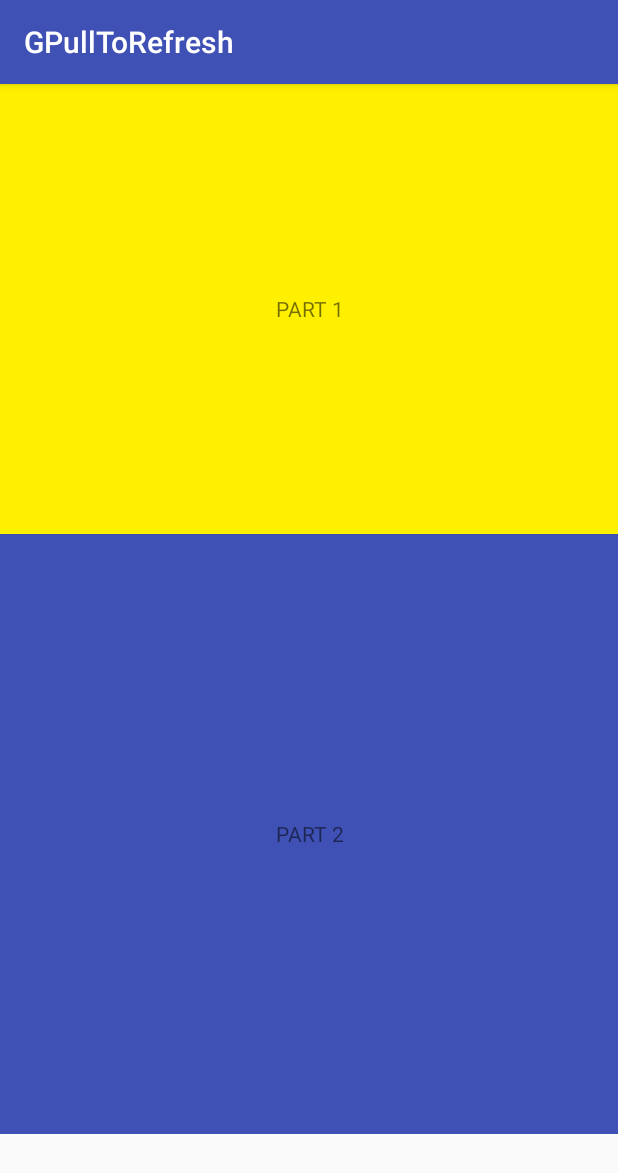
After one commit to gmm932/GPullToRefresh, an Android app: the ScrollerActivity screen opened directly, with no data from a screen before it, on a phone screen of 412 x 824 dp. The commit adds this screen. Shown: the top 1173 px of the screen. Run offline under Robolectric (Android 15) with nearby library versions, the phone set to English and light mode, and no system bars.

Commit message:
minor change

```diff
--- a/app/src/main/AndroidManifest.xml
+++ b/app/src/main/AndroidManifest.xml
@@ -16,7 +16,8 @@
                 <category android:name="android.intent.category.LAUNCHER" />
             </intent-filter>
         </activity>
-        <activity android:name=".RecyclerViewActivity"></activity>
+        <activity android:name=".RecyclerViewActivity" />
+        <activity android:name=".ScrollerActivity"></activity>
     </application>
 
 </manifest>
--- a/app/src/main/java/com/ming/gpulltorefresh/GPullToRefreshLayout.java
+++ b/app/src/main/java/com/ming/gpulltorefresh/GPullToRefreshLayout.java
@@ -50,6 +50,10 @@ public class GPullToRefreshLayout extends ViewGroup {
     public GPullToRefreshLayout(Context context, AttributeSet attrs, int defStyleAttr) {
         super(context, attrs, defStyleAttr);
 
+
+        if (getChildCount() > 1) {
+            throw new IllegalArgumentException("Just Required Only One Child View ");
+        }
 
         mTouchSlop = ViewConfiguration.get(context).getScaledTouchSlop();
 
@@ -133,6 +137,7 @@ public class GPullToRefreshLayout extends ViewGroup {
     }
 
     private void onPullRelease() {
+
         if (mTotalDragDistance >= dp2px(REFRESH_MIN_DISTANCE)) {
             backToRefresh(REFRESH_MIN_DISTANCE);
             if (mListener != null && !mRefreshing) {
@@ -141,7 +146,8 @@ public class GPullToRefreshLayout extends ViewGroup {
                 mRefreshing = true;
             }
         } else {
-            setRefreshing(false);
+            //这里不用setRefreshing(false);是因为我们并不知道是不是真的刷新完成了
+            backToRefresh(0);
         }
     }
 
@@ -207,6 +213,10 @@ public class GPullToRefreshLayout extends ViewGroup {
         return (int) TypedValue.applyDimension(TypedValue.COMPLEX_UNIT_DIP, dp, getContext().getResources().getDisplayMetrics());
     }
 
+    /**
+     * 该方法仅提供给外部使用
+     * @param refreshing
+     */
     public void setRefreshing(boolean refreshing) {
         if (!refreshing) {
             backToRefresh(0);
--- a/app/src/main/java/com/ming/gpulltorefresh/MainActivity.java
+++ b/app/src/main/java/com/ming/gpulltorefresh/MainActivity.java
@@ -39,6 +39,7 @@ public class MainActivity extends AppCompatActivity implements AdapterView.OnIte
 
     private void initList() {
         data.put(RecyclerViewActivity.class.getSimpleName(), RecyclerViewActivity.class);
+        data.put(ScrollerActivity.class.getSimpleName(), ScrollerActivity.class);
     }
 
 
--- a/app/src/main/java/com/ming/gpulltorefresh/RecyclerViewActivity.java
+++ b/app/src/main/java/com/ming/gpulltorefresh/RecyclerViewActivity.java
@@ -43,7 +43,7 @@ public class RecyclerViewActivity extends AppCompatActivity {
                         adapter.data.addAll(genTestData(startPage));
                         adapter.notifyDataSetChanged();
                     }
-                }, 2000);
+                }, 1000);
             }
         });
 
--- /dev/null
+++ b/app/src/main/java/com/ming/gpulltorefresh/ScrollerActivity.java
@@ -0,0 +1,30 @@
+package com.ming.gpulltorefresh;
+
+import android.os.Handler;
+import android.support.v7.app.AppCompatActivity;
+import android.os.Bundle;
+
+public class ScrollerActivity extends AppCompatActivity {
+
+    GPullToRefreshLayout pullToRefreshLayout;
+
+    @Override
+    protected void onCreate(Bundle savedInstanceState) {
+        super.onCreate(savedInstanceState);
+        setContentView(R.layout.activity_scroller);
+
+        pullToRefreshLayout = (GPullToRefreshLayout) findViewById(R.id.pullTorefrsh);
+
+        pullToRefreshLayout.setOnRefreshListener(new GPullToRefreshLayout.OnRefreshListener() {
+            @Override
+            public void onRefresh() {
+                new Handler().postDelayed(new Runnable() {
+                    @Override
+                    public void run() {
+                        pullToRefreshLayout.setRefreshing(false);
+                    }
+                }, 1000);
+            }
+        });
+    }
+}
--- /dev/null
+++ b/app/src/main/res/layout/activity_scroller.xml
@@ -0,0 +1,31 @@
+<?xml version="1.0" encoding="utf-8"?>
+<com.ming.gpulltorefresh.GPullToRefreshLayout xmlns:android="http://schemas.android.com/apk/res/android"
+    android:id="@+id/pullTorefrsh"
+    xmlns:tools="http://schemas.android.com/tools"
+    android:layout_width="match_parent"
+    android:layout_height="match_parent"
+    tools:context="com.ming.gpulltorefresh.ScrollerActivity">
+
+    <ScrollView
+        android:layout_width="match_parent"
+        android:layout_height="match_parent">
+        <LinearLayout
+            android:layout_width="match_parent"
+            android:layout_height="wrap_content"
+            android:orientation="vertical">
+            <TextView
+                android:layout_width="match_parent"
+                android:layout_height="300dp"
+                android:gravity="center"
+                android:background="#FFF000"
+                android:text="PART 1"/>
+            <TextView
+                android:layout_width="match_parent"
+                android:layout_height="400dp"
+                android:gravity="center"
+                android:background="@color/colorPrimary"
+                android:text="PART 2"/>
+        </LinearLayout>
+    </ScrollView>
+
+</com.ming.gpulltorefresh.GPullToRefreshLayout>
```
Also changed, not shown: gradle.properties (+10 -9 lines).
